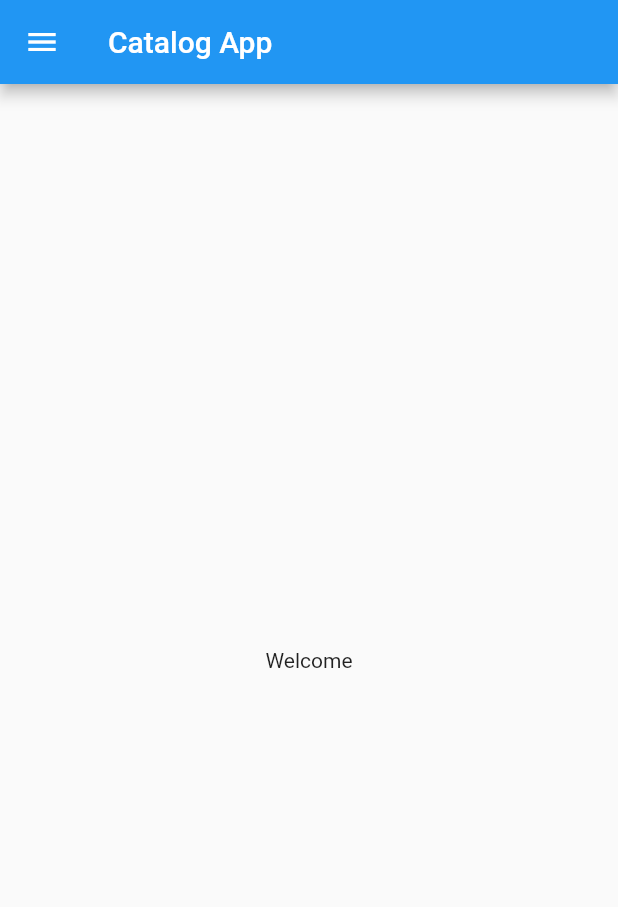
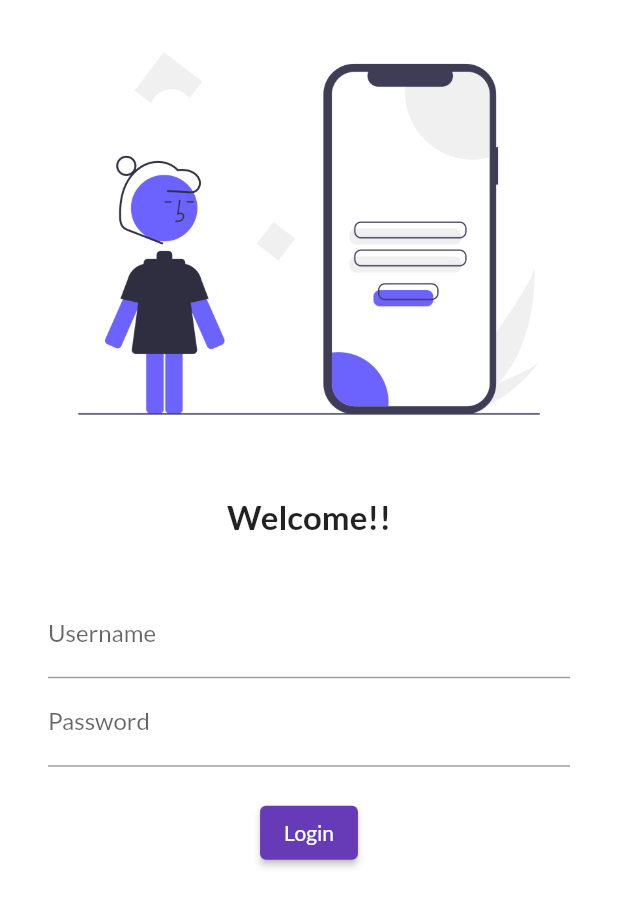
Before and after one commit to arjunaaho/Flutter_project, a Flutter app: the screen it shows after launch, on a phone screen of 412 x 824 dp. Shown: the top 907 px of the screen. Run offline on Flutter 3.47's test engine with Material 2 defaults, Android fonts, the phone set to English and light mode, and no system bars; our stand-ins replace google_fonts.

Commit message:
day 4 ended

```diff
--- /dev/null
+++ b/lib/Pages/login_Page.dart
@@ -0,0 +1,52 @@
+import 'package:flutter/material.dart';
+//import 'package:google_fonts/google_fonts.dart';
+
+class LoginPage extends StatelessWidget {
+  @override
+  Widget build(BuildContext context) {
+    return Material(
+        color: Colors.white,
+        child: Column(
+          children: [
+            Image.asset(
+              "assets/images/login_img.png",
+              fit: BoxFit.cover,
+            ),
+            SizedBox(
+              height: 20,
+            ),
+            Text(
+              "Welcome!!",
+              style: TextStyle(fontSize: 22, fontWeight: FontWeight.bold),
+            ),
+            SizedBox(height: 20),
+            Padding(
+              padding:
+                  const EdgeInsets.symmetric(vertical: 16.0, horizontal: 32.0),
+              child: Column(
+                children: [
+                  TextFormField(
+                    decoration: InputDecoration(
+                      hintText: "Enter Username",
+                      labelText: "Username",
+                    ),
+                  ),
+                  TextFormField(
+                    decoration: InputDecoration(
+                      labelText: "Password",
+                      hintText: "Enter Password",
+                    ),
+                  ),
+                  SizedBox(
+                    height:20,
+                  ),
+                  ElevatedButton(child: Text("Login"), onPressed: () {
+                    print("I was clicked");
+                  }),
+                ],
+              ),
+            )
+          ],
+        ));
+  }
+}
--- a/lib/main.dart
+++ b/lib/main.dart
@@ -1,5 +1,8 @@
 import 'package:flutter/material.dart';
-import 'package:flutter_project/home_Page.dart';
+import 'package:flutter_project/Pages/home_Page.dart';
+import 'package:flutter_project/Pages/login_Page.dart';
+//import 'package:google_fonts/google_fonts.dart';
+import 'package:google_fonts/google_fonts.dart';
 
 void main() {
   runApp(MyApp());
@@ -11,7 +14,21 @@ class MyApp extends StatelessWidget {
   @override
   Widget build(BuildContext context) {
     return MaterialApp(
-      home: home_Page()
+     // home: home_Page(),
+      themeMode: ThemeMode.light,
+      theme: ThemeData(
+        primarySwatch: Colors.deepPurple,
+        fontFamily: GoogleFonts.lato().fontFamily,
+      ),
+      darkTheme: ThemeData(brightness : Brightness.dark
+
+      ) ,
+     initialRoute: "/home",
+      routes: {
+        "/":(context)=>home_Page(),
+        "/home":(context)=>LoginPage(),
+        "/login":(context)=>LoginPage(),
+      },
     );
   }
 }
--- a/pubspec.yaml
+++ b/pubspec.yaml
@@ -34,6 +34,7 @@ dependencies:
   # The following adds the Cupertino Icons font to your application.
   # Use with the CupertinoIcons class for iOS style icons.
   cupertino_icons: ^1.0.2
+  google_fonts: ^2.0.0
 
 dev_dependencies:
   flutter_test:
@@ -58,8 +59,8 @@ flutter:
   uses-material-design: true
 
   # To add assets to your application, add an assets section, like this:
-  # assets:
-  #   - images/a_dot_burr.jpeg
+  assets:
+    - assets/images/
   #   - images/a_dot_ham.jpeg
 
   # An image asset can refer to one or more resolution-specific "variants", see
```
Also changed, not shown: assets/images/login_img.png (added), lib/Pages/home_Page.dart (renamed from lib/home_Page.dart), pubspec.lock, 5 other files.
